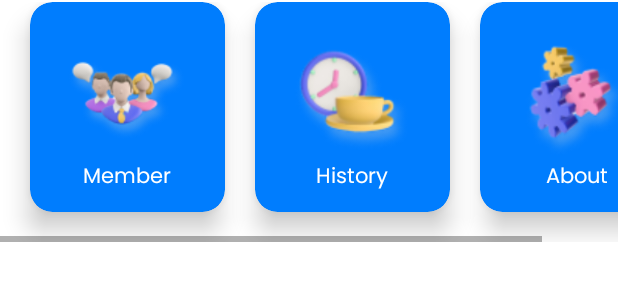
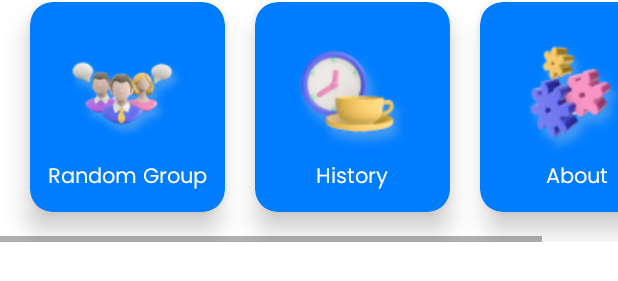
Before and after one commit to ukiprastowo17/ProjectGroupMakerBinar, an Android app: the layout activity_home.xml on its own in the app's theme, with its tools: preview values and no code run, on a phone screen of 412 x 824 dp. Shown: the part 912-1193 px from the top of the screen. Run offline under Robolectric (Android 15) with nearby library versions, the phone set to English and light mode, and no system bars.

Commit message:
Finishing Home Activity

```diff
--- a/app/src/main/res/layout/activity_home.xml
+++ b/app/src/main/res/layout/activity_home.xml
@@ -130,7 +130,7 @@
                             android:layout_width="wrap_content"
                             android:layout_height="wrap_content"
                             android:fontFamily="@font/poppins_regular"
-                            android:text="@string/text_member"
+                            android:text="@string/text_random_group"
                             android:textColor="@color/white"
                             android:textSize="14sp" />
 
--- a/app/src/main/res/values/strings.xml
+++ b/app/src/main/res/values/strings.xml
@@ -11,4 +11,5 @@
     <string name="text_history">History</string>
     <string name="text_about">About</string>
     <string name="text_group_result">Group Result</string>
+    <string name="text_random_group">Random Group</string>
 </resources>
```
